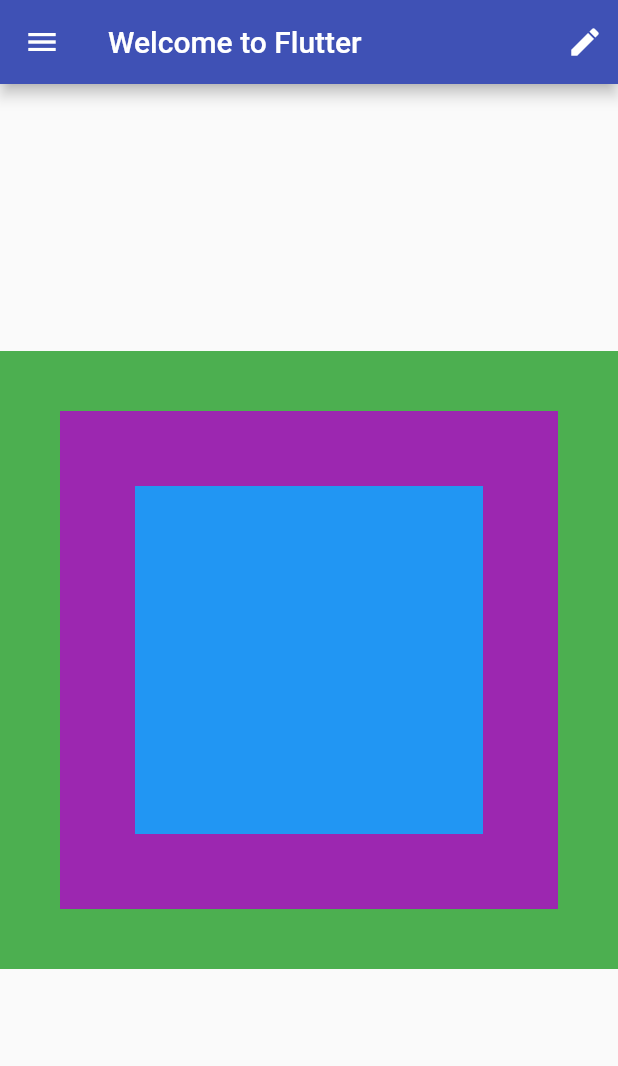
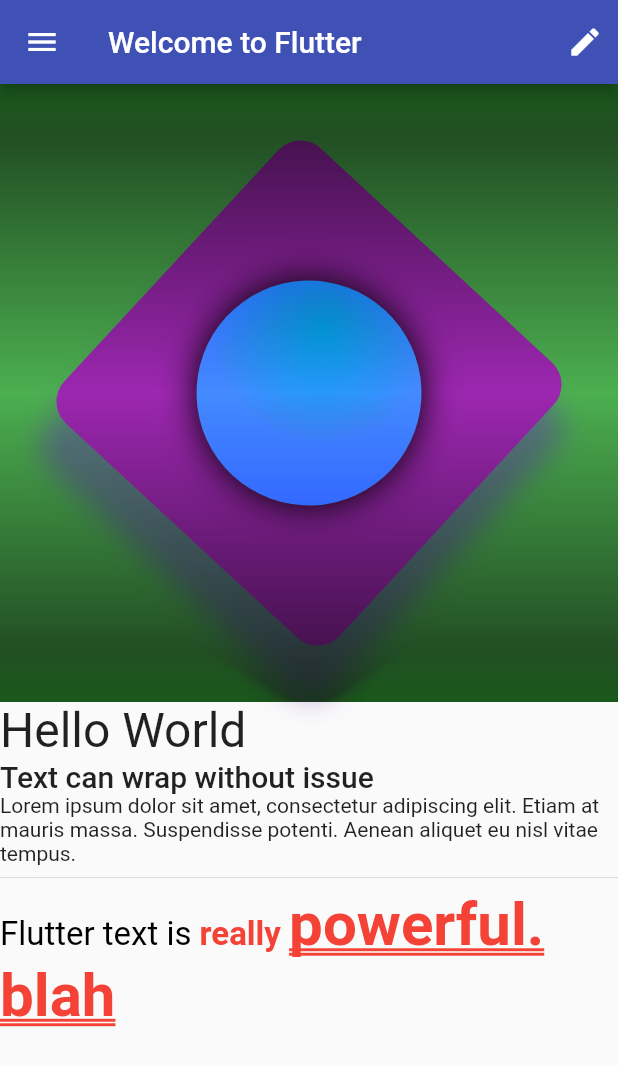
Before and after one commit to tvaidotas/hello_flutter, a Flutter app: the screen it shows after launch, on a phone screen of 412 x 824 dp. Shown: the top 1066 px of the screen. Run offline on Flutter 3.47's test engine with Material 2 defaults, Android fonts, the phone set to English and light mode, and no system bars.

Commit message:
using container and seeing the inheritance go down the three when elements have children and children have more children

```diff
--- a/lib/basic_screen.dart
+++ b/lib/basic_screen.dart
@@ -1,6 +1,7 @@
 import 'package:flutter/cupertino.dart';
 import 'package:flutter/material.dart';
 import 'package:hello_flutter/immutable_widget.dart';
+import 'package:hello_flutter/text_layout.dart';
 
 class BasicScreen extends StatelessWidget {
   @override
@@ -16,11 +17,15 @@ class BasicScreen extends StatelessWidget {
           )
         ],
       ),
-      body: Center(
-        child: AspectRatio(
-          aspectRatio: 1.0,
-          child: ImmutableWidget(),
-        ),
+      body: Column(
+        crossAxisAlignment: CrossAxisAlignment.start,
+        children: [
+          AspectRatio(
+            aspectRatio: 1.0,
+            child: ImmutableWidget(),
+          ),
+          TextLayout(),
+        ],
       ),
       drawer: Drawer(
         child: Container(
--- a/lib/immutable_widget.dart
+++ b/lib/immutable_widget.dart
@@ -1,21 +1,61 @@
+import 'dart:math' as Math;
+
 import 'package:flutter/material.dart';
 
 class ImmutableWidget extends StatelessWidget {
   @override
   Widget build(BuildContext context) {
     return Container(
-        color: Colors.green,
-        child: Padding(
-          padding: EdgeInsets.all(40),
+      decoration: BoxDecoration(color: Colors.green),
+      foregroundDecoration: BoxDecoration(
+        backgroundBlendMode: BlendMode.colorBurn,
+        gradient: LinearGradient(
+          begin: Alignment.topCenter,
+          end: Alignment.bottomCenter,
+          colors: [
+            Color(0xAA0d6123),
+            Color(0x00000000),
+            Color(0xAA0d6123),
+          ],
+        ),
+      ),
+      child: Center(
+        child: Transform.rotate(
+          angle: 180 / Math.pi,
           child: Container(
-            color: Colors.purple,
+            width: 250,
+            height: 250,
+            decoration: BoxDecoration(
+              color: Colors.purple,
+              boxShadow: [
+                BoxShadow(
+                  color: Colors.deepPurple.withAlpha(120),
+                  spreadRadius: 4,
+                  blurRadius: 15,
+                  offset: Offset.fromDirection(1.0, 30),
+                ),
+              ],
+              borderRadius: BorderRadius.all(Radius.circular(20)),
+            ),
             child: Padding(
               padding: const EdgeInsets.all(50.0),
-              child: Container(
-                color: Colors.blue,
-              ),
+              child: _buildShinyCircle(),
             ),
           ),
-        ));
+        ),
+      ),
+    );
+  }
+
+  Widget _buildShinyCircle() {
+    return Container(
+      decoration: BoxDecoration(
+          shape: BoxShape.circle,
+          gradient: RadialGradient(
+            colors: [Colors.lightBlue, Colors.blueAccent],
+            center: Alignment(-0.3, -0.5),
+          ),
+          boxShadow: [BoxShadow(blurRadius: 20)]),
+    );
   }
 }
--- /dev/null
+++ b/lib/text_layout.dart
@@ -0,0 +1,55 @@
+import 'package:flutter/material.dart';
+
+class TextLayout extends StatelessWidget {
+  @override
+  Widget build(BuildContext context) {
+    return Column(
+      crossAxisAlignment: CrossAxisAlignment.start,
+      children: <Widget>[
+        Text(
+          'Hello World',
+          style: TextStyle(fontSize: 32),
+        ),
+        Text(
+          'Text can wrap without issue',
+          style: Theme.of(context).textTheme.headline6,
+        ),
+        Text(
+          'Lorem ipsum dolor sit amet, consectetur adipiscing elit. Etiam at mauris massa. Suspendisse potenti. Aenean aliquet eu nisl vitae tempus.',
+        ),
+        Divider(),
+        RichText(
+          text: TextSpan(
+            text: 'Flutter text is ',
+            style: TextStyle(fontSize: 22, color: Colors.black),
+            children: [
+              TextSpan(
+                text: 'really ',
+                style: TextStyle(
+                  fontWeight: FontWeight.bold,
+                  color: Colors.red,
+                ),
+                children: [
+                  TextSpan(
+                    text: 'powerful. ',
+                    style: TextStyle(
+                      decoration: TextDecoration.underline,
+                      decorationStyle: TextDecorationStyle.double,
+                      fontSize: 40,
+                    ),
+                    // inheritance of things like font size, color, etc. goes from top to bottom in the tree structure
+                    children: [
+                      TextSpan(
+                        text: 'blah',
+                      ),
+                    ],
+                  ),
+                ],
+              ),
+            ],
+          ),
+        ),
+      ],
+    );
+  }
+}
```
